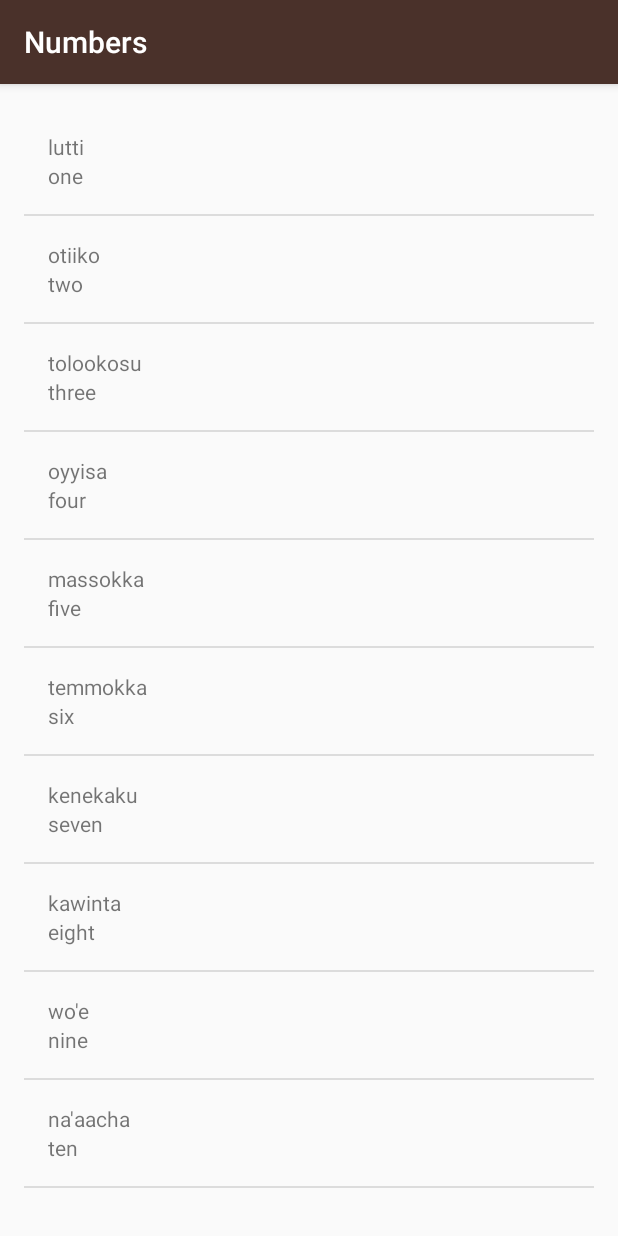
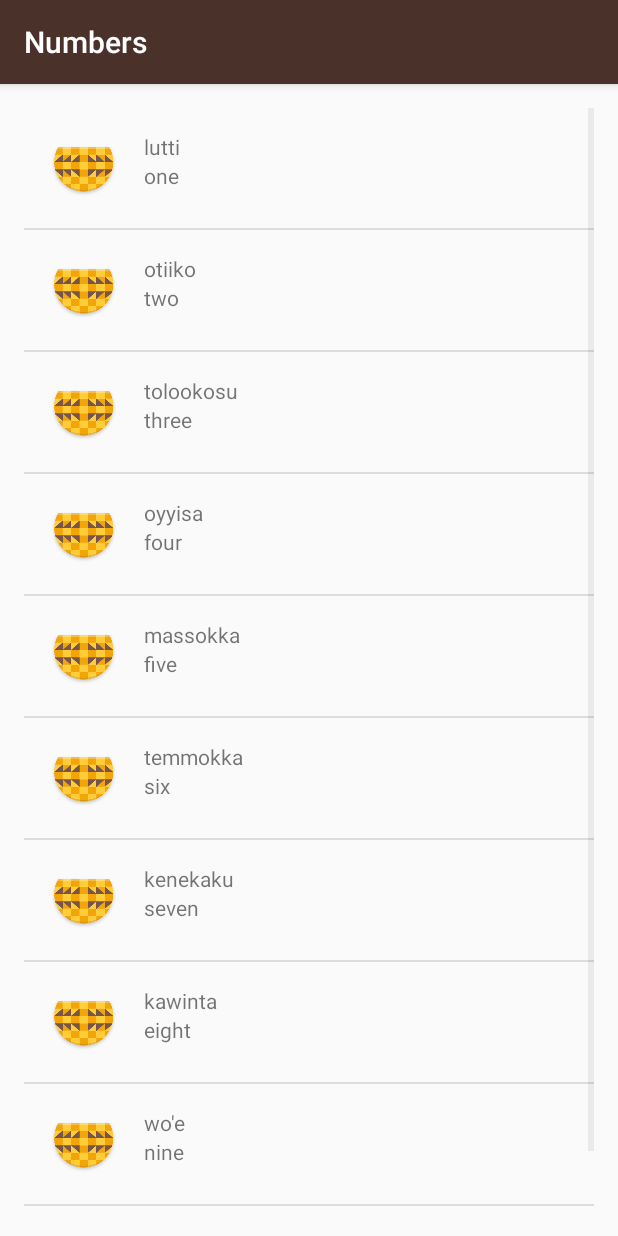
Before and after one commit to chengye233/miwok, an Android app: the NumbersActivity screen opened directly, with no data from a screen before it, on a phone screen of 412 x 824 dp. Run offline under Robolectric (Android 15) with nearby library versions, the light colour scheme and no system bars.

Commit message:
布局添加图标。

```diff
--- a/app/src/main/java/com/example/android/miwok/NumbersActivity.java
+++ b/app/src/main/java/com/example/android/miwok/NumbersActivity.java
@@ -24,16 +24,16 @@ public class NumbersActivity extends AppCompatActivity
 
         // 数据WordList
         List<Word> words = new ArrayList<>();
-        words.add(new Word("one", "lutti"));
-        words.add(new Word("two", "otiiko"));
-        words.add(new Word("three", "tolookosu"));
-        words.add(new Word("four", "oyyisa"));
-        words.add(new Word("five", "massokka"));
-        words.add(new Word("six", "temmokka"));
-        words.add(new Word("seven", "kenekaku"));
-        words.add(new Word("eight", "kawinta"));
-        words.add(new Word("nine", "wo'e"));
-        words.add(new Word("ten", "na'aacha"));
+        words.add(new Word("one", "lutti", R.mipmap.ic_launcher));
+        words.add(new Word("two", "otiiko", R.mipmap.ic_launcher));
+        words.add(new Word("three", "tolookosu", R.mipmap.ic_launcher));
+        words.add(new Word("four", "oyyisa", R.mipmap.ic_launcher));
+        words.add(new Word("five", "massokka", R.mipmap.ic_launcher));
+        words.add(new Word("six", "temmokka", R.mipmap.ic_launcher));
+        words.add(new Word("seven", "kenekaku", R.mipmap.ic_launcher));
+        words.add(new Word("eight", "kawinta", R.mipmap.ic_launcher));
+        words.add(new Word("nine", "wo'e", R.mipmap.ic_launcher));
+        words.add(new Word("ten", "na'aacha", R.mipmap.ic_launcher));
 
         // 使用WordAdapter
         WordAdapter wordAdapter = new WordAdapter(this, R.layout.list_item, words);
--- a/app/src/main/java/com/example/android/miwok/Word.java
+++ b/app/src/main/java/com/example/android/miwok/Word.java
@@ -15,6 +15,11 @@ public class Word {
     private String mMiwokTranslation;
 
     /**
+     * 单词图标
+     */
+    private int mImageResourceId;
+
+    /**
      * Create a new Word object.
      *
      * @param defaultTranslation is the word in a language that the user is already familiar with
@@ -24,6 +29,18 @@ public class Word {
     public Word(String defaultTranslation, String miwokTranslation) {
         mDefaultTranslation = defaultTranslation;
         mMiwokTranslation = miwokTranslation;
+    }
+
+    /**
+     * 构造函数 3参
+     * @param defaultTranslation  源语言
+     * @param miwokTranslation  miwok语言
+     * @param imageResourceId  图标
+     */
+    public Word(String defaultTranslation, String miwokTranslation, int imageResourceId) {
+        mDefaultTranslation = defaultTranslation;
+        mMiwokTranslation = miwokTranslation;
+        mImageResourceId = imageResourceId;
     }
 
     /**
@@ -39,4 +56,13 @@ public class Word {
     public String getMiwokTranslation() {
         return mMiwokTranslation;
     }
+
+    /**
+     * 获取单词图标id
+     */
+    public int getImageResourceId()
+    {
+        return mImageResourceId;
+    }
+
 }
--- a/app/src/main/java/com/example/android/miwok/WordAdapter.java
+++ b/app/src/main/java/com/example/android/miwok/WordAdapter.java
@@ -5,6 +5,7 @@ import android.view.LayoutInflater;
 import android.view.View;
 import android.view.ViewGroup;
 import android.widget.ArrayAdapter;
+import android.widget.ImageView;
 import android.widget.TextView;
 
 import java.util.List;
@@ -60,11 +61,11 @@ public class WordAdapter extends ArrayAdapter<Word>
         // 设置 miwok 翻译
         miwokTextView.setText(currentWord.getMiwokTranslation());
 
-//        // Find the ImageView in the list_item.xml layout with the ID list_item_icon
-//        ImageView iconView = (ImageView) listItemView.findViewById(R.id.list_item_icon);
-//        // Get the image resource ID from the current AndroidFlavor object and
-//        // set the image to iconView
-//        iconView.setImageResource(currentAndroidFlavor.getImageResourceId());
+        // Find the ImageView in the list_item.xml layout with the ID list_item_icon
+        ImageView iconView = listItemView.findViewById(R.id.list_item_icon);
+        // Get the image resource ID from the current AndroidFlavor object and
+        // set the image to iconView
+        iconView.setImageResource(currentWord.getImageResourceId());
 
         // 返回 ListView
         return listItemView;
--- a/app/src/main/res/layout/activity_main.xml
+++ b/app/src/main/res/layout/activity_main.xml
@@ -18,7 +18,7 @@
     android:layout_height="match_parent"
     android:background="@color/tan_background"
     android:orientation="vertical"
-    tools:context="com.example.android.miwok.MainActivity">
+    tools:context=".MainActivity">
 
     <TextView
         android:id="@+id/numbers"
--- a/app/src/main/res/layout/list_item.xml
+++ b/app/src/main/res/layout/list_item.xml
@@ -3,8 +3,20 @@
     xmlns:tools="http://schemas.android.com/tools"
     android:layout_width="match_parent"
     android:layout_height="match_parent"
-    android:orientation="vertical"
+    android:orientation="horizontal"
     android:padding="16dp">
+
+    <ImageView
+        android:id="@+id/list_item_icon"
+        android:layout_width="wrap_content"
+        android:layout_height="wrap_content"
+        android:layout_marginRight="@dimen/activity_horizontal_margin"
+        tools:src="@mipmap/ic_launcher" />
+
+    <LinearLayout
+        android:layout_width="match_parent"
+        android:layout_height="wrap_content"
+        android:orientation="vertical">
 
         <TextView
             android:id="@+id/miwok_text_view"
@@ -17,5 +29,6 @@
             android:layout_width="match_parent"
             android:layout_height="wrap_content"
             tools:text="one" />
+    </LinearLayout>
 
 </LinearLayout>
```
Lines whose indentation alone changed are shown as unchanged.
